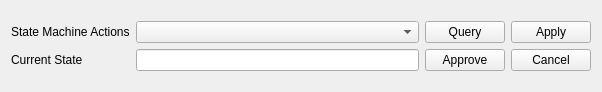
Old version of the form crs_gui/ui/state_machine_interface.ui in the repository swri-robotics/collaborative-robotic-sanding.
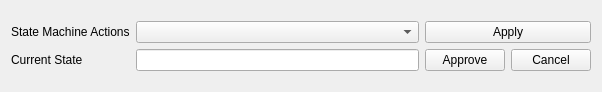
New version of the form.

Commit message: removed unused widgets

What changed in the file:
```diff
--- a/crs_gui/ui/state_machine_interface.ui
+++ b/crs_gui/ui/state_machine_interface.ui
@@ -16,13 +16,6 @@
   <layout class="QVBoxLayout" name="verticalLayout">
    <item>
     <layout class="QGridLayout" name="gridLayout_3">
-     <item row="2" column="3">
-      <widget class="QPushButton" name="push_button_sm_apply">
-       <property name="text">
-        <string>Apply</string>
-       </property>
-      </widget>
-     </item>
      <item row="2" column="1">
       <widget class="QComboBox" name="combo_box_sm_available_actions"/>
      </item>
@@ -47,13 +40,6 @@
        </property>
       </widget>
      </item>
-     <item row="2" column="2">
-      <widget class="QPushButton" name="push_button_sm_query">
-       <property name="text">
-        <string>Query</string>
-       </property>
-      </widget>
-     </item>
      <item row="4" column="0">
       <widget class="QLabel" name="label_sm_current_state">
        <property name="text">
@@ -68,6 +54,13 @@
        </property>
       </widget>
      </item>
+     <item row="2" column="2" colspan="2">
+      <widget class="QPushButton" name="push_button_sm_apply">
+       <property name="text">
+        <string>Apply</string>
+       </property>
+      </widget>
+     </item>
     </layout>
    </item>
   </layout>
```
The commit also changes 1 other file.
